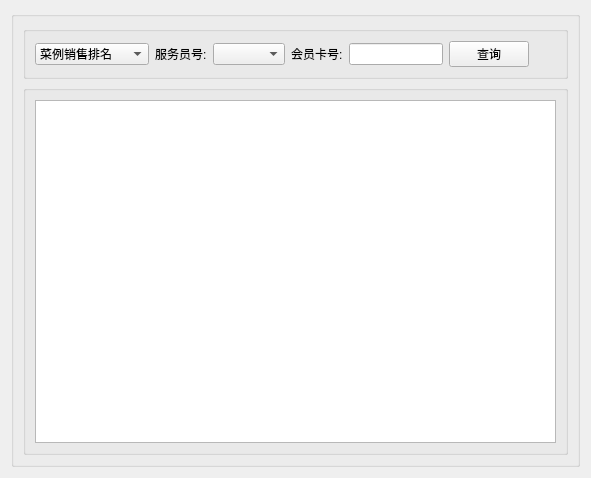
Old version of the form src/statiswidget.ui in the repository daodaoliang/caicai.
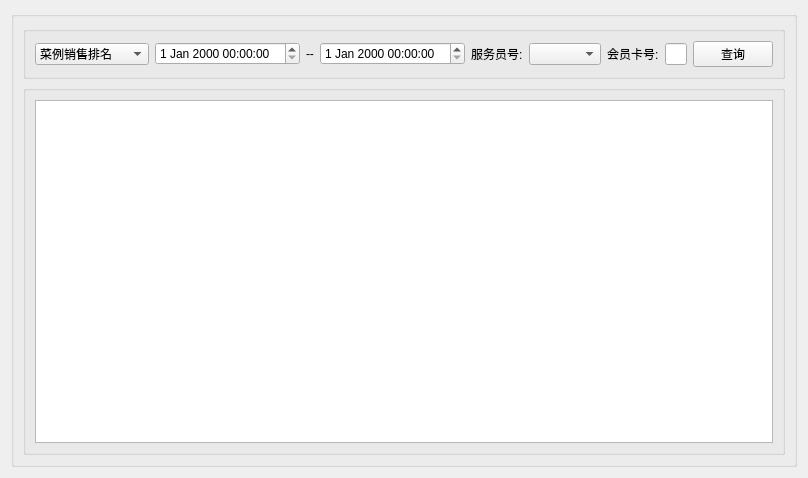
New version of the form.

What changed in the file:
```diff
--- a/src/statiswidget.ui
+++ b/src/statiswidget.ui
@@ -25,15 +25,15 @@
         <property name="title">
          <string/>
         </property>
-        <layout class="QGridLayout" name="gridLayout_3" columnstretch="2,0,0,0,0,0,0">
-         <item row="0" column="5">
+        <layout class="QGridLayout" name="gridLayout_3" columnstretch="2,0,0,0,0,0,0,0,0,0">
+         <item row="0" column="8">
           <widget class="QPushButton" name="but_Search">
            <property name="text">
             <string>查询</string>
            </property>
           </widget>
          </item>
-         <item row="0" column="1">
+         <item row="0" column="4">
           <widget class="QLabel" name="label">
            <property name="text">
             <string>服务员号:</string>
@@ -75,20 +75,20 @@
            </item>
           </widget>
          </item>
-         <item row="0" column="3">
+         <item row="0" column="6">
           <widget class="QLabel" name="label_2">
            <property name="text">
             <string>会员卡号:</string>
            </property>
           </widget>
          </item>
-         <item row="0" column="4">
+         <item row="0" column="7">
           <widget class="QLineEdit" name="line_Vip"/>
          </item>
-         <item row="0" column="2">
+         <item row="0" column="5">
           <widget class="QComboBox" name="comboBox"/>
          </item>
-         <item row="0" column="6">
+         <item row="0" column="9">
           <spacer name="horizontalSpacer">
            <property name="orientation">
             <enum>Qt::Horizontal</enum>
@@ -101,6 +101,19 @@
            </property>
           </spacer>
          </item>
+         <item row="0" column="3">
+          <widget class="QDateTimeEdit" name="dateTimeEdit_End"/>
+         </item>
+         <item row="0" column="1">
+          <widget class="QDateTimeEdit" name="dateTimeEdit_Start"/>
+         </item>
+         <item row="0" column="2">
+          <widget class="QLabel" name="label_3">
+           <property name="text">
+            <string>--</string>
+           </property>
+          </widget>
+         </item>
         </layout>
        </widget>
       </item>
```
